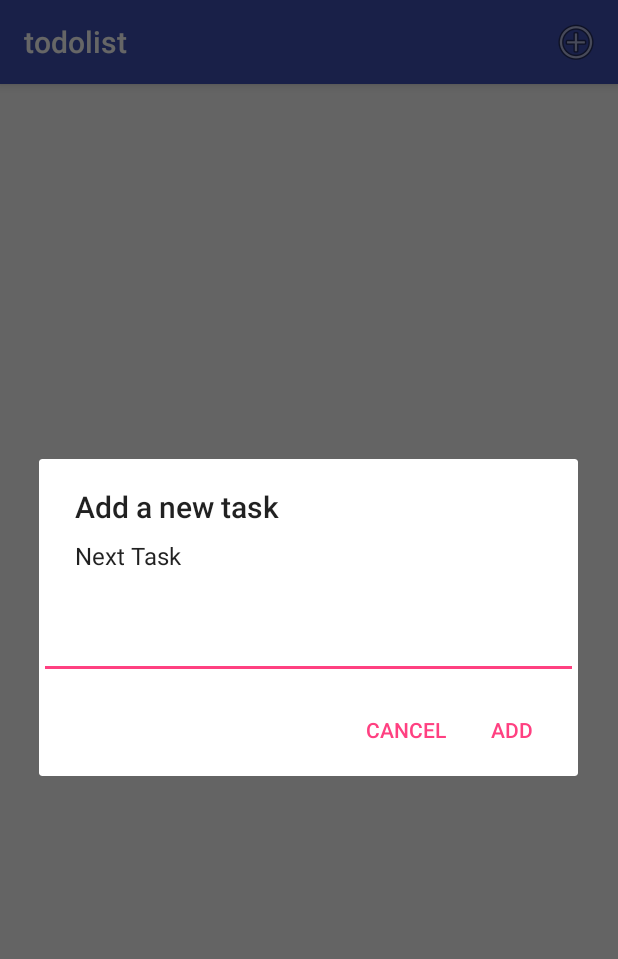
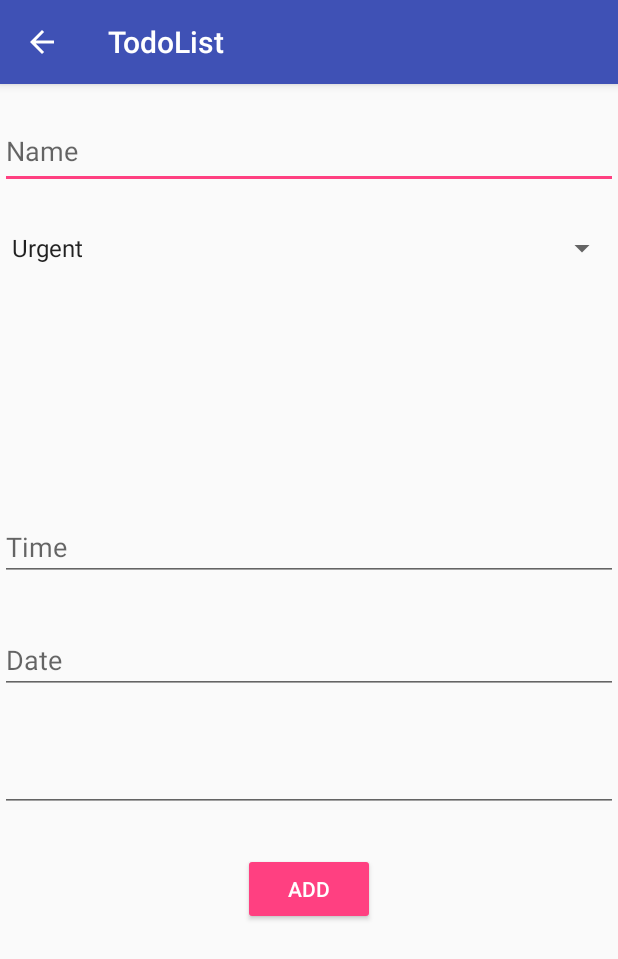
Before and after one commit to carlendev/todo-app, an Android app: the screen it shows after launch (MainActivity before the commit, CreateTask after it), after a tap on "Add Task", on a phone screen of 412 x 824 dp. Shown: the top 959 px of the screen. Run offline under Robolectric (Android 15) with nearby library versions, the phone set to English and light mode, and no system bars.

Commit message:
refactor tasks code, add task entity, validate task entity and activity for adding task

```diff
--- a/app/build.gradle
+++ b/app/build.gradle
@@ -38,4 +38,5 @@ dependencies {
     testImplementation 'junit:junit:4.12'
     androidTestImplementation 'com.android.support.test:runner:1.0.1'
     androidTestImplementation 'com.android.support.test.espresso:espresso-core:3.0.1'
+    implementation 'com.android.support:design:26.1.0'
 }
--- a/app/src/main/AndroidManifest.xml
+++ b/app/src/main/AndroidManifest.xml
@@ -16,6 +16,7 @@
                 <category android:name="android.intent.category.LAUNCHER" />
             </intent-filter>
         </activity>
+        <activity android:name=".CreateTask"></activity>
     </application>
 
 </manifest>
--- a/app/src/main/java/com/list/todo/todolist/MainActivity.java
+++ b/app/src/main/java/com/list/todo/todolist/MainActivity.java
@@ -1,14 +1,12 @@
 package com.list.todo.todolist;
 
-import android.content.DialogInterface;
+import android.content.Intent;
 import android.os.Bundle;
-import android.support.v7.app.AlertDialog;
 import android.support.v7.app.AppCompatActivity;
 import android.util.Log;
 import android.view.Menu;
 import android.view.MenuItem;
 import android.widget.ArrayAdapter;
-import android.widget.EditText;
 import android.widget.ListView;
 
 import com.list.todo.todolist.POJO.Task;
@@ -43,15 +41,15 @@ public class MainActivity extends AppCompatActivity {
     public boolean onOptionsItemSelected(final MenuItem item) {
         switch (item.getItemId()) {
             case R.id.add_task_menu:
-                Log.d("Menu Items", "Add a new task");
-                createAddDialog(this);
+                Log.d("Menu Items", "Open Task Create Activity");
+                startActivity(new Intent(this, CreateTask.class));
                 return true;
             default:
                 return super.onOptionsItemSelected(item);
         }
     }
 
-    private void createAddDialog(final MainActivity ctx) {
+    /* private void createAddDialog(final MainActivity ctx) {
         final EditText taskEditText = new EditText(ctx);
         AlertDialog dialog = new AlertDialog.Builder(ctx)
                 .setTitle("Add a new task")
@@ -65,7 +63,9 @@ public class MainActivity extends AppCompatActivity {
                         TaskDBHelper.
                                 insertTask(TaskFactory.
                                                 createTask(String.
-                                                        valueOf(taskEditText.getText())),
+                                                        valueOf(taskEditText.getText()),
+                                                        1,
+                                                        0),
                                         dbHelper);
                         updateUI();
                     }
@@ -74,10 +74,10 @@ public class MainActivity extends AppCompatActivity {
                 .create();
         dialog.show();
 
-    }
+    }*/
 
     private void updateUI() {
-        final List<Task> tasksList = TaskDBHelper.getTasks(dbHelper);
+        final List<Task> tasksList = TaskDBHelper.getActiveTasks(dbHelper);
         final List <String> tasksNamesList = TaskFactory.listNames(tasksList);
         if (mAdapter == null) {
             mAdapter = new ArrayAdapter<>(this,
--- a/app/src/main/java/com/list/todo/todolist/sql/DBHelper.java
+++ b/app/src/main/java/com/list/todo/todolist/sql/DBHelper.java
@@ -10,20 +10,25 @@ import android.database.sqlite.SQLiteOpenHelper;
 public class DBHelper extends SQLiteOpenHelper {
 
     public DBHelper(final Context context) {
-        super(context, ItemContract.DB_NAME, null, ItemContract.DB_VERSION);
+        super(context, TaskContract.DB_NAME, null, TaskContract.DB_VERSION);
     }
 
+    // TODO(carlendev) add status for down task and date and category
     @Override
     public void onCreate(final SQLiteDatabase db) {
-        String createTable = "CREATE TABLE " + ItemContract.TaskEntry.TABLE + " ( " +
-                ItemContract.TaskEntry._ID + " INTEGER PRIMARY KEY AUTOINCREMENT, " +
-                ItemContract.TaskEntry.NAME + " TEXT NOT NULL);";
-        db.execSQL(createTable);
+        db.execSQL("CREATE TABLE " + TaskContract.TaskEntry.TABLE + " ( " +
+                TaskContract.TaskEntry._ID + " INTEGER PRIMARY KEY AUTOINCREMENT, " +
+                TaskContract.TaskEntry.NAME + " TEXT NOT NULL, " +
+                TaskContract.TaskEntry.DESCRIPTION + " TEXT NOT NULL, " +
+                TaskContract.TaskEntry.DATE + " TEXT NOT NULL, " +
+                TaskContract.TaskEntry.TIME + " TEXT NOT NULL, " +
+                TaskContract.TaskEntry.CATEGORY + " INTEGER NOT NULL, " +
+                TaskContract.TaskEntry.STATE + " INTEGER NOT NULL);");
     }
 
     @Override
     public void onUpgrade(final SQLiteDatabase db, final int oldVersion, final int newVersion) {
-        db.execSQL("DROP TABLE IF EXISTS " + ItemContract.TaskEntry.TABLE);
+        db.execSQL("DROP TABLE IF EXISTS " + TaskContract.TaskEntry.TABLE);
         onCreate(db);
     }
 
--- a/app/src/main/java/com/list/todo/todolist/sql/TaskDBHelper.java
+++ b/app/src/main/java/com/list/todo/todolist/sql/TaskDBHelper.java
@@ -19,8 +19,13 @@ public class TaskDBHelper {
     public static void insertTask(final Task task, final DBHelper dbHelper) {
         final SQLiteDatabase db = dbHelper.getWritableDatabase();
         final ContentValues values = new ContentValues();
-        values.put(ItemContract.TaskEntry.NAME, task.getName());
-        db.insertWithOnConflict(ItemContract.TaskEntry.TABLE,
+        values.put(TaskContract.TaskEntry.NAME, task.getName());
+        values.put(TaskContract.TaskEntry.STATE, task.getState());
+        values.put(TaskContract.TaskEntry.CATEGORY, task.getCategory());
+        values.put(TaskContract.TaskEntry.DESCRIPTION, task.getDescription());
+        values.put(TaskContract.TaskEntry.DATE, task.getDate());
+        values.put(TaskContract.TaskEntry.TIME, task.getTime());
+        db.insertWithOnConflict(TaskContract.TaskEntry.TABLE,
                 null,
                 values,
                 SQLiteDatabase.CONFLICT_REPLACE);
@@ -30,15 +35,59 @@ public class TaskDBHelper {
     public static List<Task> getTasks(final DBHelper dbHelper) {
         final List<Task> tasks = new ArrayList<>();
         final SQLiteDatabase db = dbHelper.getReadableDatabase();
-        final Cursor cursor = db.query(ItemContract.TaskEntry.TABLE,
-                new String[]{ItemContract.TaskEntry._ID, ItemContract.TaskEntry.NAME},
-                null, null, null, null, null);
+        final Cursor cursor = getCursor(db);
         while (cursor.moveToNext()) {
-            final int idx = cursor.getColumnIndex(ItemContract.TaskEntry.NAME);
-            tasks.add(TaskFactory.createTask(cursor.getString(idx)));
+            final int idName = cursor.getColumnIndex(TaskContract.TaskEntry.NAME);
+            final int idState = cursor.getColumnIndex(TaskContract.TaskEntry.STATE);
+            final int idCategory= cursor.getColumnIndex(TaskContract.TaskEntry.CATEGORY);
+            final int idDescription= cursor.getColumnIndex(TaskContract.TaskEntry.DESCRIPTION);
+            final int idDate= cursor.getColumnIndex(TaskContract.TaskEntry.DATE);
+            final int idTime= cursor.getColumnIndex(TaskContract.TaskEntry.TIME);
+            tasks.add(TaskFactory.createTask(cursor.getString(idName),
+                    cursor.getInt(idState),
+                    cursor.getInt(idCategory),
+                    cursor.getString(idDescription),
+                    cursor.getString(idDate),
+                    cursor.getString(idTime)));
         }
         cursor.close();
         db.close();
         return tasks;
     }
+
+    public static List<Task> getActiveTasks(final DBHelper dbHelper) {
+        final List<Task> tasks = new ArrayList<>();
+        final SQLiteDatabase db = dbHelper.getReadableDatabase();
+        final Cursor cursor = getCursor(db);
+        while (cursor.moveToNext()) {
+            final int idName = cursor.getColumnIndex(TaskContract.TaskEntry.NAME);
+            final int idState = cursor.getColumnIndex(TaskContract.TaskEntry.STATE);
+            final int idCategory= cursor.getColumnIndex(TaskContract.TaskEntry.CATEGORY);
+            final int idDescription= cursor.getColumnIndex(TaskContract.TaskEntry.DESCRIPTION);
+            final int idDate= cursor.getColumnIndex(TaskContract.TaskEntry.DATE);
+            final int idTime= cursor.getColumnIndex(TaskContract.TaskEntry.TIME);
+            final int state =  cursor.getInt(idState);
+            if (state == 1) tasks.add(TaskFactory.createTask(cursor.getString(idName),
+                    cursor.getInt(idState),
+                    cursor.getInt(idCategory),
+                    cursor.getString(idDescription),
+                    cursor.getString(idDate),
+                    cursor.getString(idTime)));
+        }
+        cursor.close();
+        db.close();
+        return tasks;
+    }
+
+    private static Cursor getCursor(final SQLiteDatabase db) {
+        return db.query(TaskContract.TaskEntry.TABLE,
+                new String[]{TaskContract.TaskEntry._ID,
+                        TaskContract.TaskEntry.NAME,
+                        TaskContract.TaskEntry.STATE,
+                        TaskContract.TaskEntry.CATEGORY,
+                        TaskContract.TaskEntry.DESCRIPTION,
+                        TaskContract.TaskEntry.DATE,
+                        TaskContract.TaskEntry.TIME},
+                null, null, null, null, null);
+    }
 }
--- /dev/null
+++ b/app/src/main/res/layout/activity_create_task.xml
@@ -0,0 +1,76 @@
+<?xml version="1.0" encoding="utf-8"?>
+<RelativeLayout xmlns:android="http://schemas.android.com/apk/res/android"
+    xmlns:tools="http://schemas.android.com/tools"
+    android:layout_width="match_parent"
+    android:layout_height="match_parent"
+    tools:context="com.list.todo.todolist.CreateTask">
+
+    <EditText
+        android:id="@+id/name_task"
+        android:layout_width="match_parent"
+        android:layout_height="50dp"
+        android:layout_alignParentStart="true"
+        android:layout_alignParentTop="true"
+        android:layout_marginTop="20dp"
+        android:ems="15"
+        android:hint="@string/name"
+        android:inputType="textPersonName"
+        tools:layout_editor_absoluteX="0dp"
+        tools:layout_editor_absoluteY="37dp" />
+
+    <Spinner
+        android:id="@+id/category_name"
+        android:layout_width="match_parent"
+        android:layout_height="wrap_content"
+        android:layout_alignParentStart="true"
+        android:layout_below="@+id/name_task"
+        android:layout_marginTop="27dp"
+        tools:layout_editor_absoluteX="0dp"
+        tools:layout_editor_absoluteY="124dp" />
+
+    <EditText
+        android:id="@+id/hour_task"
+        android:layout_width="match_parent"
+        android:layout_height="wrap_content"
+        android:layout_above="@+id/date_task"
+        android:layout_alignParentStart="true"
+        android:layout_marginBottom="30dp"
+        android:ems="10"
+        android:hint="@string/hour"
+        android:onClick="onClickHour"
+        android:inputType="none"
+        android:focusable="false" />
+
+    <EditText
+        android:id="@+id/date_task"
+        android:layout_width="match_parent"
+        android:layout_height="wrap_content"
+        android:layout_alignEnd="@+id/hour_task"
+        android:layout_centerVertical="true"
+        android:ems="10"
+        android:inputType="none"
+        android:focusable="false"
+        android:onClick="onClickDate"
+        android:hint="@string/date" />
+
+    <EditText
+        android:id="@+id/description_task"
+        android:layout_width="match_parent"
+        android:layout_height="wrap_content"
+        android:layout_alignParentStart="true"
+        android:layout_below="@+id/date_task"
+        android:layout_marginTop="33dp"
+        android:ems="10"
+        android:inputType="textMultiLine" />
+
+    <Button
+        android:id="@+id/create_task"
+        style="@style/Widget.AppCompat.Button.Colored"
+        android:layout_width="wrap_content"
+        android:layout_height="wrap_content"
+        android:layout_below="@+id/description_task"
+        android:layout_centerHorizontal="true"
+        android:layout_marginTop="27dp"
+        android:text="@string/add" />
+
+</RelativeLayout>
--- a/app/src/main/res/layout/activity_main.xml
+++ b/app/src/main/res/layout/activity_main.xml
@@ -1,6 +1,5 @@
 <?xml version="1.0" encoding="utf-8"?>
 <android.support.constraint.ConstraintLayout xmlns:android="http://schemas.android.com/apk/res/android"
-    xmlns:app="http://schemas.android.com/apk/res-auto"
     xmlns:tools="http://schemas.android.com/tools"
     android:layout_width="match_parent"
     android:layout_height="match_parent"
--- a/app/src/main/res/menu/main_menu.xml
+++ b/app/src/main/res/menu/main_menu.xml
@@ -4,6 +4,6 @@
     <item
         android:id="@+id/add_task_menu"
         android:icon="@android:drawable/ic_menu_add"
-        android:title="Add Task"
+        android:title="@string/add_task"
         app:showAsAction="always" />
 </menu>
--- a/app/src/main/res/values/strings.xml
+++ b/app/src/main/res/values/strings.xml
@@ -1,3 +1,14 @@
 <resources>
-    <string name="app_name">todolist</string>
+    <string name="app_name">TodoList</string>
+    <string name="add_task">Add Task</string>
+    <string name="task">Task</string>
+    <string name="done">Done</string>
+    <string name="name">Name</string>
+    <string name="date">Date</string>
+    <string name="add">Add</string>
+    <string name="hour">Time</string>
+    <string-array name="categories_array">
+        <item>Urgent</item>
+        <item>Normal</item>
+    </string-array>
 </resources>
```
Also changed, not shown: app/src/main/java/com/list/todo/todolist/CreateTask.java (added, +111 -0 lines), app/src/main/java/com/list/todo/todolist/POJO/Task.java (+50 -0 lines), app/src/main/java/com/list/todo/todolist/factory/TaskFactory.java (+11 -2 lines), app/src/main/java/com/list/todo/todolist/sql/ItemContract.java (deleted, +0 -19 lines), app/src/main/java/com/list/todo/todolist/sql/TaskContract.java (added, +26 -0 lines), app/src/main/java/com/list/todo/todolist/validation/IValidation.java (added, +11 -0 lines), app/src/main/java/com/list/todo/todolist/validation/TaskValidation.java (added, +23 -0 lines), app/src/main/java/com/list/todo/todolist/validation/Validation.java (added, +28 -0 lines), app/src/main/res/layout/items.xml (+6 -4 lines).
